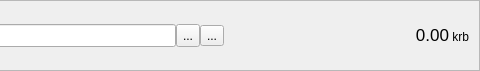
Above: src/gui/ui/accountframe.ui from Pennykoin/QTPenny before the change; both pictures show x 510 to 990 and y 0 to 71 of the 990 by 71 pixel window. Below: the same form after it.
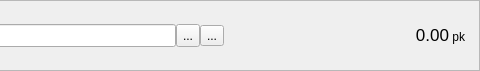
That is the form after the change. Icons and pictures are not drawn.

```diff
--- a/src/gui/ui/accountframe.ui
+++ b/src/gui/ui/accountframe.ui
@@ -236,7 +236,7 @@
           </size>
          </property>
          <property name="text">
-          <string> krb</string>
+          <string> pk</string>
          </property>
          <property name="alignment">
           <set>Qt::AlignBottom|Qt::AlignLeading|Qt::AlignLeft</set>
```
